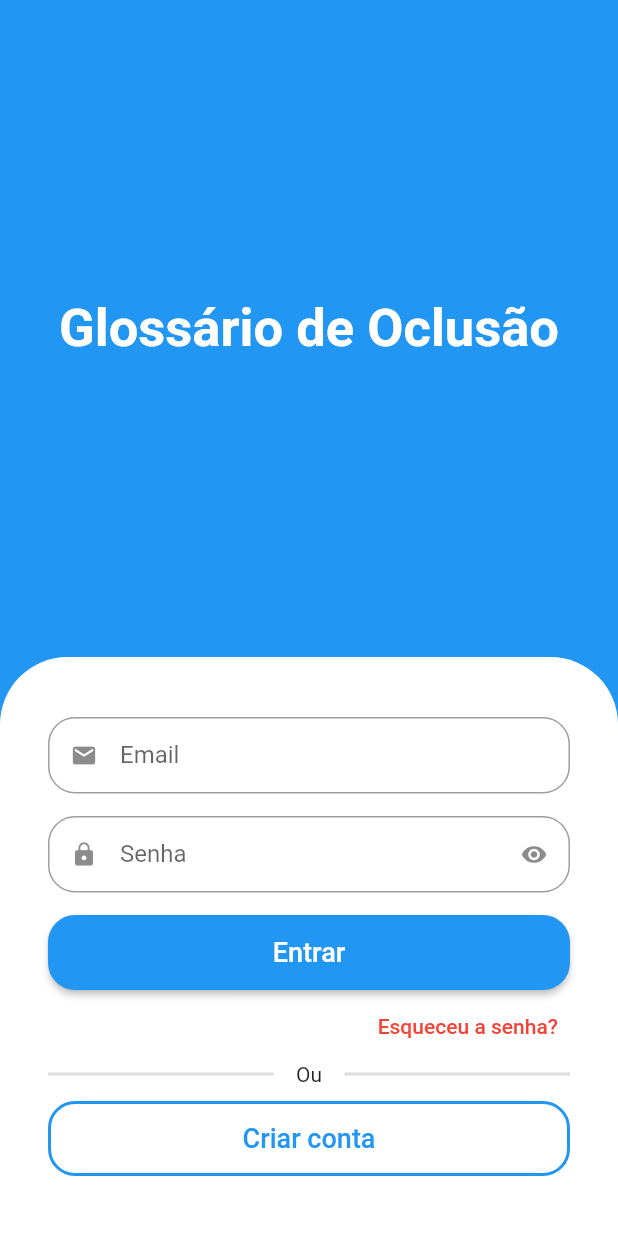
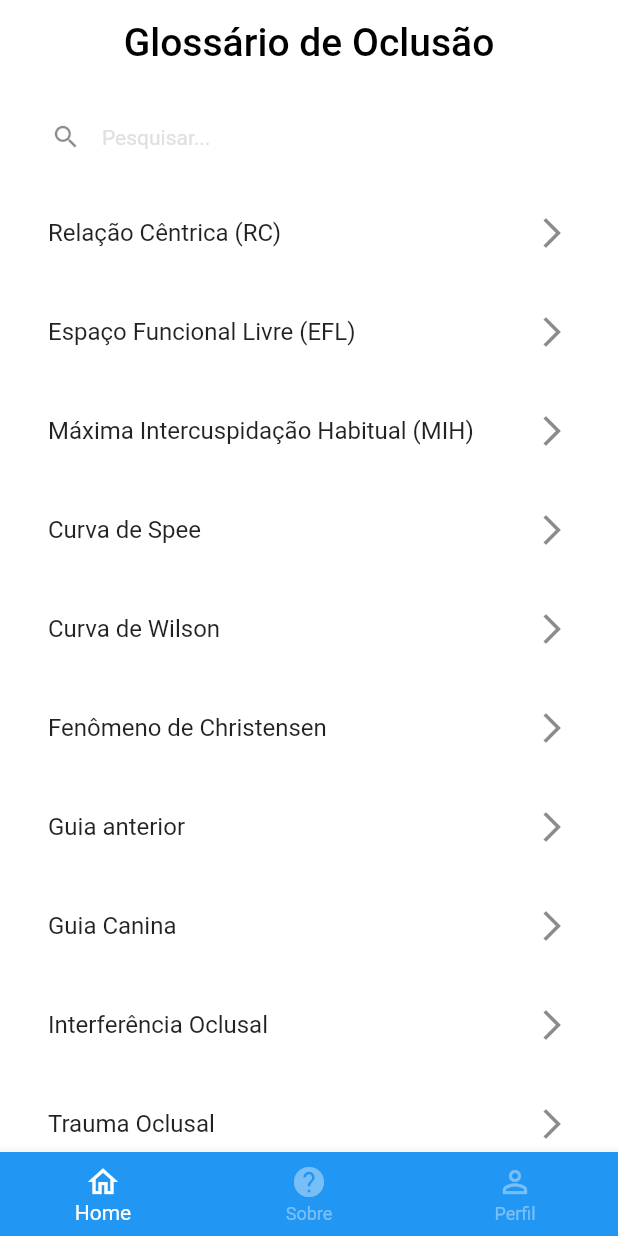
Before and after one commit to brunoggomide/desafioOdonto, a Flutter app: the screen it shows after launch, after a tap on "Entrar", on a phone screen of 412 x 824 dp. Run offline on Flutter 3.47's test engine with Material 2 defaults, Android fonts, the phone set to English and light mode, and no system bars; our stand-ins replace mask_text_input_formatter.

Commit message:
tela de esqueceu a senha, tela home e barra de menu

```diff
--- a/lib/main.dart
+++ b/lib/main.dart
@@ -1,6 +1,5 @@
 import 'package:flutter/material.dart';
-
-import 'auth/sign_in.dart';
+import 'package:odonto/src/pages/auth/sign_in.dart';
 
 void main() {
   runApp(const MyApp());
@@ -14,8 +13,8 @@ class MyApp extends StatelessWidget {
     return MaterialApp(
       title: 'Flutter Demo',
       theme: ThemeData(
-        primarySwatch: Colors.blue,
-      ),
+          primarySwatch: Colors.blue,
+          scaffoldBackgroundColor: Colors.white.withAlpha(200)),
       debugShowCheckedModeBanner: false,
       home: const SignIn(),
     );
--- /dev/null
+++ b/lib/src/config/app_data.dart
@@ -0,0 +1,109 @@
+import 'package:odonto/src/models/item_model.dart';
+
+ItemModel rc = ItemModel(
+  name: 'Relação Cêntrica (RC)',
+  description:
+      'relacionamento maxilomandibular independente do contato dentário, no qual os côndilos se articulam na posição anterossuperior contra as inclinações posteriores das eminências articulares. Nesta posição, a mandíbula realiza apenas um movimento de rotação. A partir desta posição fisiológica, de relação maxilomandibular, o paciente pode realizar movimentos laterais, verticais ou protrusivos. Clinicamente é uma posição de referência útil e repetível. Portanto, a RC é uma posição condilar que independe dos contatos dentários.',
+);
+
+ItemModel efl = ItemModel(
+  name: 'Espaço Funcional Livre (EFL)',
+  description:
+      'é a distância entre os dentes antagonistas quando a mandíbula está em posição de repouso postural. É a diferença entre a dimensão vertical de repouso e a de oclusão e apresenta valores médios de 3 mm. O Glossário de termos protéticos, em sua 9ª edição (GPT-9, 2017) conceitua esse espaço como Espaço de Repouso Interoclusal (IORS – interoclusal rest space).',
+);
+
+ItemModel mih = ItemModel(
+  name: 'Máxima Intercuspidação Habitual (MIH)',
+  description:
+      'posição de intercuspidação completa dos dentes opostos, independentemente da posição condilar. Às vezes referida como o melhor ajuste dos dentes, independentemente da posição condilar.',
+);
+
+ItemModel spee = ItemModel(
+  name: 'Curva de Spee',
+  description:
+      'curva anteroposterior que se estende da ponta do canino até as cúspides do último dente, em formato ascendente.',
+);
+
+ItemModel wilson = ItemModel(
+  name: 'Curva de Wilson',
+  description:
+      'curva mediolateral. Em teoria, a oclusão deve ser esférica, a curvatura das cúspides, tal como previsto no plano frontal expresso em ambos os arcos; a curvatura no arco mandibular sendo côncava e o no arco maxilar sendo convexa.',
+);
+
+ItemModel christenses = ItemModel(
+  name: 'Fenômeno de Christensen',
+  description:
+      'o espaço que ocorre entre as superfícies oclusais dos dentes posteriores antagonistas durante a protrusão mandibular.',
+);
+
+ItemModel anterior = ItemModel(
+  name: 'Guia anterior',
+  description:
+      'relação dos dentes anteriores que evita o contato dos dentes posteriores em todos os movimentos mandibulares excêntricos.',
+);
+
+ItemModel canina = ItemModel(
+  name: 'Guia Canina',
+  description:
+      'uma forma de proteção articular mútua, na qual o overlap horizontal e vertical dos caninos desocluem os dentes posteriores nos movimentos excursivos da mandíbula.',
+);
+
+ItemModel iOclusal = ItemModel(
+  name: 'Interferência Oclusal',
+  description:
+      'qualquer contato dentário que impeça as demais superfícies oclusais de realizarem contatos oclusais estáveis e harmônicos.',
+);
+
+ItemModel tOclusal = ItemModel(
+  name: 'Trauma Oclusal',
+  description:
+      'trauma nos tecidos periodontais a partir de forças funcionais ou parafuncionais, causando prejuízos que excedem as capacidades adaptativas e reparadoras, pode ser autolimitado ou progressivo.',
+);
+
+ItemModel dvo = ItemModel(
+  name: 'Dimensão Vertical de Oclusão (DVO)',
+  description:
+      'distância entre dois pontos anatômicos ou selecionados/marcados (geralmente um na ponta do nariz e outro no queixo) na posição de máxima intercuspidação habitual (MIH).',
+);
+
+ItemModel dvr = ItemModel(
+  name: 'Dimensão Vertical de Repouso (DVR) / Relação de Repouso Mandibular',
+  description:
+      'quando o paciente está em posição de repouso confortável, com os côndilos em posição neutra, não forçada, e os músculos encontram-se em estado de mínima atividade de contração.',
+);
+
+ItemModel plOclusal = ItemModel(
+  name: 'Plano Oclusal',
+  description:
+      'plano estabelecido pelas superfícies incisais e oclusais dos dentes.',
+);
+
+ItemModel poOclusal = ItemModel(
+  name: 'Posição Oclusal',
+  description:
+      'relação entre a maxila e mandíbula quando a mandíbula está fechada e os destes estão na posição de máxima intercuspidação, esta posição pode ou não ser coincidente com a oclusão cêntrica.',
+);
+
+ItemModel centrica = ItemModel(
+  name: 'Oclusão cêntrica',
+  description:
+      'posição de contatos dentários na qual a mandíbula está em relação cêntrica, pode ou não coincidir com a máxima intercuspidação habitual.',
+);
+
+List<ItemModel> items = [
+  rc,
+  efl,
+  mih,
+  spee,
+  wilson,
+  christenses,
+  anterior,
+  canina,
+  iOclusal,
+  tOclusal,
+  dvo,
+  dvr,
+  plOclusal,
+  poOclusal,
+  centrica,
+];
--- /dev/null
+++ b/lib/src/models/item_model.dart
@@ -0,0 +1,11 @@
+import 'package:flutter/cupertino.dart';
+
+class ItemModel {
+  String name;
+  String description;
+
+  ItemModel({
+    required this.name,
+    required this.description,
+  });
+}
--- a/lib/auth/sign_in.dart
+++ b/lib/src/pages/auth/sign_in.dart
@@ -1,6 +1,8 @@
 import 'package:flutter/material.dart';
-import 'package:odonto/auth/sign_up.dart';
+import 'package:odonto/src/pages/auth/sign_up.dart';
+import '../base/base_screen.dart';
 import 'components/custom_text_field.dart';
+import 'components/forgot_password.dart';
 
 class SignIn extends StatelessWidget {
   const SignIn({Key? key}) : super(key: key);
@@ -72,13 +74,13 @@ class SignIn extends StatelessWidget {
                             shape: RoundedRectangleBorder(
                                 borderRadius: BorderRadius.circular(18))),
                         onPressed: () {
-                          // Navigator.of(context).pushReplacement(
-                          //   MaterialPageRoute(
-                          //     builder: ((c) {
-                          //       return const BaseScreen();
-                          //     }),
-                          //   ),
-                          // );
+                          Navigator.of(context).pushReplacement(
+                            MaterialPageRoute(
+                              builder: ((c) {
+                                return const BaseScreen();
+                              }),
+                            ),
+                          );
                         },
                         child: const Text(
                           'Entrar',
@@ -90,7 +92,13 @@ class SignIn extends StatelessWidget {
                     Align(
                       alignment: Alignment.centerRight,
                       child: TextButton(
-                        onPressed: () {},
+                        onPressed: () {
+                          showDialog(
+                              context: context,
+                              builder: (_) {
+                                return ForgotPassword(email: '');
+                              });
+                        },
                         child: const Text(
                           'Esqueceu a senha?',
                           style: TextStyle(color: Colors.red),
--- /dev/null
+++ b/lib/src/pages/base/base_screen.dart
@@ -0,0 +1,54 @@
+import 'package:flutter/material.dart';
+
+import '../home/home.dart';
+
+class BaseScreen extends StatefulWidget {
+  const BaseScreen({Key? key}) : super(key: key);
+
+  @override
+  State<BaseScreen> createState() => _BaseScreenState();
+}
+
+class _BaseScreenState extends State<BaseScreen> {
+  int currentIndex = 0;
+
+  final pageController = PageController();
+
+  @override
+  Widget build(BuildContext context) {
+    return Scaffold(
+      body: PageView(
+        controller: pageController,
+        physics: const NeverScrollableScrollPhysics(),
+        children: [
+          const Home(),
+          // Container(color: Colors.yellow),
+          Container(color: Colors.brown),
+          Container(color: Colors.purple),
+        ],
+      ),
+      bottomNavigationBar: BottomNavigationBar(
+        currentIndex: currentIndex,
+        onTap: (index) {
+          setState(() {
+            currentIndex = index;
+            pageController.jumpToPage(index);
+          });
+        },
+        type: BottomNavigationBarType.fixed,
+        backgroundColor: Colors.blue,
+        selectedItemColor: Colors.white,
+        unselectedItemColor: Colors.white.withAlpha(100),
+        items: const [
+          BottomNavigationBarItem(
+              icon: Icon(Icons.home_outlined), label: 'Home'),
+          // BottomNavigationBarItem(
+          //     icon: Icon(Icons.note_add), label: 'Cadastro'),
+          BottomNavigationBarItem(icon: Icon(Icons.help), label: 'Sobre'),
+          BottomNavigationBarItem(
+              icon: Icon(Icons.person_outline), label: 'Perfil'),
+        ],
+      ),
+    );
+  }
+}
--- /dev/null
+++ b/lib/src/pages/home/components/item_tile.dart
@@ -0,0 +1,25 @@
+import 'package:flutter/material.dart';
+import 'package:odonto/src/models/item_model.dart';
+
+class ItemTile extends StatelessWidget {
+  const ItemTile({
+    Key? key,
+    required this.item,
+  }) : super(key: key);
+
+  final ItemModel item;
+
+  @override
+  Widget build(BuildContext context) {
+    return Container(
+      margin: const EdgeInsets.only(bottom: 10),
+      decoration: BoxDecoration(
+          borderRadius: BorderRadius.circular(20), color: Colors.white70),
+      child: ListTile(
+        title: Text(item.name),
+        trailing: const Icon(Icons.arrow_forward_ios),
+        shape: RoundedRectangleBorder(borderRadius: BorderRadius.circular(20)),
+      ),
+    );
+  }
+}
--- /dev/null
+++ b/lib/src/pages/home/home.dart
@@ -0,0 +1,79 @@
+import 'package:flutter/material.dart';
+import 'package:odonto/src/config/app_data.dart' as appData;
+import 'package:odonto/src/pages/home/components/item_tile.dart';
+
+class Home extends StatefulWidget {
+  const Home({Key? key}) : super(key: key);
+
+  @override
+  State<Home> createState() => _HomeState();
+}
+
+class _HomeState extends State<Home> {
+  @override
+  Widget build(BuildContext context) {
+    return Scaffold(
+      //App Bar
+      appBar: AppBar(
+        backgroundColor: Colors.transparent,
+        elevation: 0,
+        centerTitle: true,
+        title: const Text.rich(
+          TextSpan(
+            style: TextStyle(fontSize: 26),
+            children: [
+              TextSpan(
+                  text: 'Glossário de Oclusão',
+                  style: TextStyle(color: Colors.black)),
+            ],
+          ),
+        ),
+      ),
+
+      body: Column(
+        children: [
+          //Campo de pesquisa
+          Padding(
+            padding: const EdgeInsets.symmetric(
+              horizontal: 20,
+              vertical: 10,
+            ),
+            child: TextFormField(
+              decoration: InputDecoration(
+                filled: true,
+                fillColor: Colors.white,
+                isDense: true,
+                hintText: 'Pesquisar...',
+                hintStyle: TextStyle(
+                  color: Colors.grey.shade300,
+                  fontSize: 14,
+                ),
+                prefixIcon: const Icon(
+                  Icons.search,
+                  size: 20,
+                ),
+                border: OutlineInputBorder(
+                    borderRadius: BorderRadius.circular(60),
+                    borderSide:
+                        const BorderSide(width: 0, style: BorderStyle.none)),
+              ),
+            ),
+          ),
+
+          Expanded(
+            child: ListView.builder(
+              padding: const EdgeInsets.fromLTRB(16, 0, 16, 0),
+              physics: const BouncingScrollPhysics(),
+              itemCount: appData.items.length,
+              itemBuilder: (context, index) {
+                return ItemTile(item: appData.items[index]);
+              },
+            ),
+          )
+        ],
+      ),
+
+      //list
+    );
+  }
+}
```
Also changed, not shown: lib/src/pages/auth/components/forgot_password.dart (added, +100 -0 lines), lib/src/pages/auth/components/custom_text_field.dart (renamed from lib/auth/components/custom_text_field.dart), lib/src/pages/auth/sign_up.dart (renamed from lib/auth/sign_up.dart).
